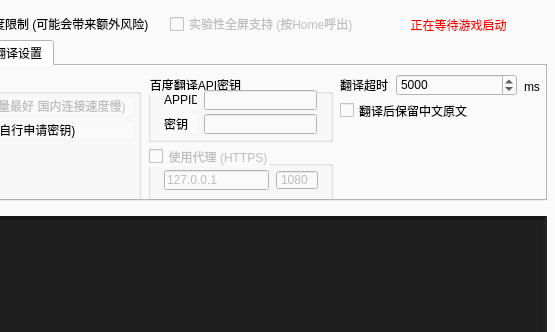
The window that BattlefieldChat/BattlefieldChat.ui (SakuraKoi/BattlefieldChat) describes before a commit, drawn with Qt 5; both pictures show x 134 to 689 and y 0 to 332 of the 689 by 417 pixel window.
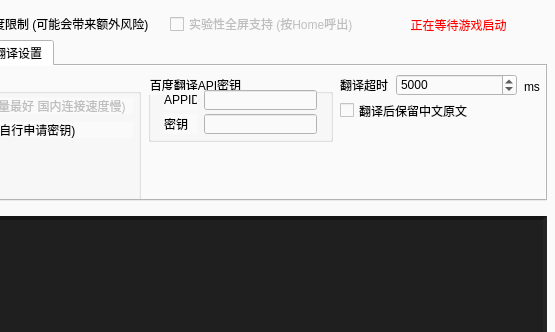
The same window after the commit. The open tabs and pages were chosen to show the change. Icons and pictures are not drawn.

Commit message: [Remove] Delete proxy settings (close #10)

```diff
--- a/BattlefieldChat/BattlefieldChat.ui
+++ b/BattlefieldChat/BattlefieldChat.ui
@@ -271,63 +271,6 @@
         </property>
        </widget>
       </widget>
-      <widget class="QGroupBox" name="chkUseProxy">
-       <property name="enabled">
-        <bool>false</bool>
-       </property>
-       <property name="geometry">
-        <rect>
-         <x>272</x>
-         <y>80</y>
-         <width>185</width>
-         <height>57</height>
-        </rect>
-       </property>
-       <property name="title">
-        <string>使用代理 (HTTPS)</string>
-       </property>
-       <property name="checkable">
-        <bool>true</bool>
-       </property>
-       <property name="checked">
-        <bool>false</bool>
-       </property>
-       <widget class="QLineEdit" name="editProxyHost">
-        <property name="geometry">
-         <rect>
-          <x>16</x>
-          <y>24</y>
-          <width>105</width>
-          <height>20</height>
-         </rect>
-        </property>
-        <property name="text">
-         <string>127.0.0.1</string>
-        </property>
-       </widget>
-       <widget class="QSpinBox" name="editProxyPort">
-        <property name="geometry">
-         <rect>
-          <x>128</x>
-          <y>24</y>
-          <width>42</width>
-          <height>20</height>
-         </rect>
-        </property>
-        <property name="buttonSymbols">
-         <enum>QAbstractSpinBox::NoButtons</enum>
-        </property>
-        <property name="minimum">
-         <number>1</number>
-        </property>
-        <property name="maximum">
-         <number>65536</number>
-        </property>
-        <property name="value">
-         <number>1080</number>
-        </property>
-       </widget>
-      </widget>
       <widget class="QGroupBox" name="groupBox_2">
        <property name="geometry">
         <rect>
```
Left out of the diff: 2 changed lines with no effect on the pictures. The commit also changes 4 other files.
